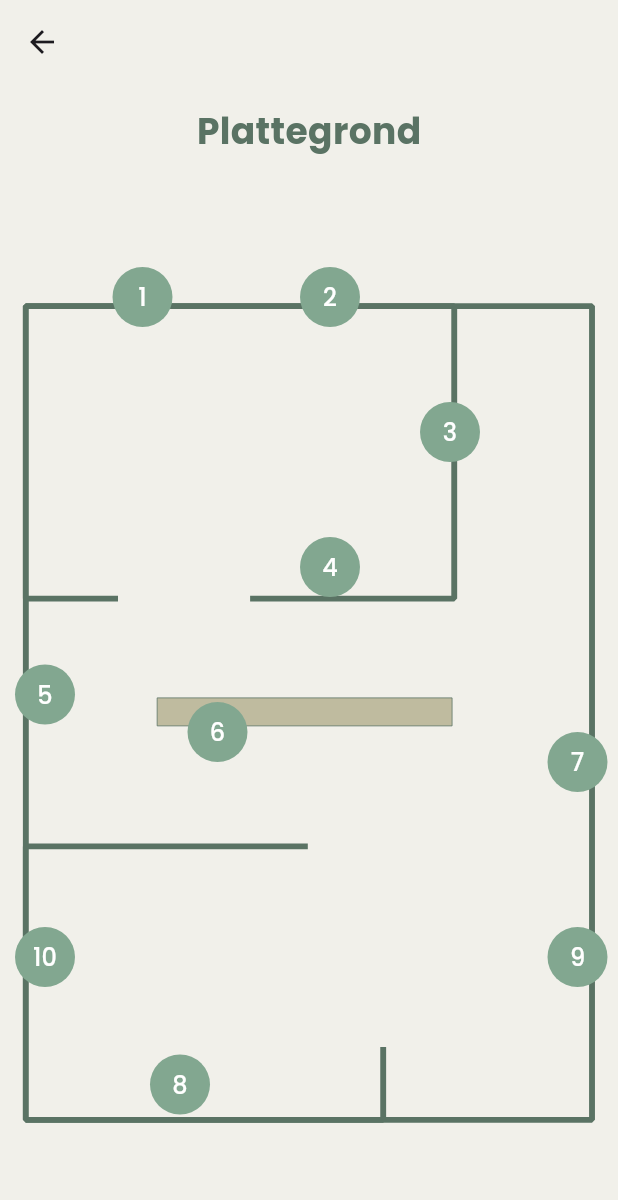
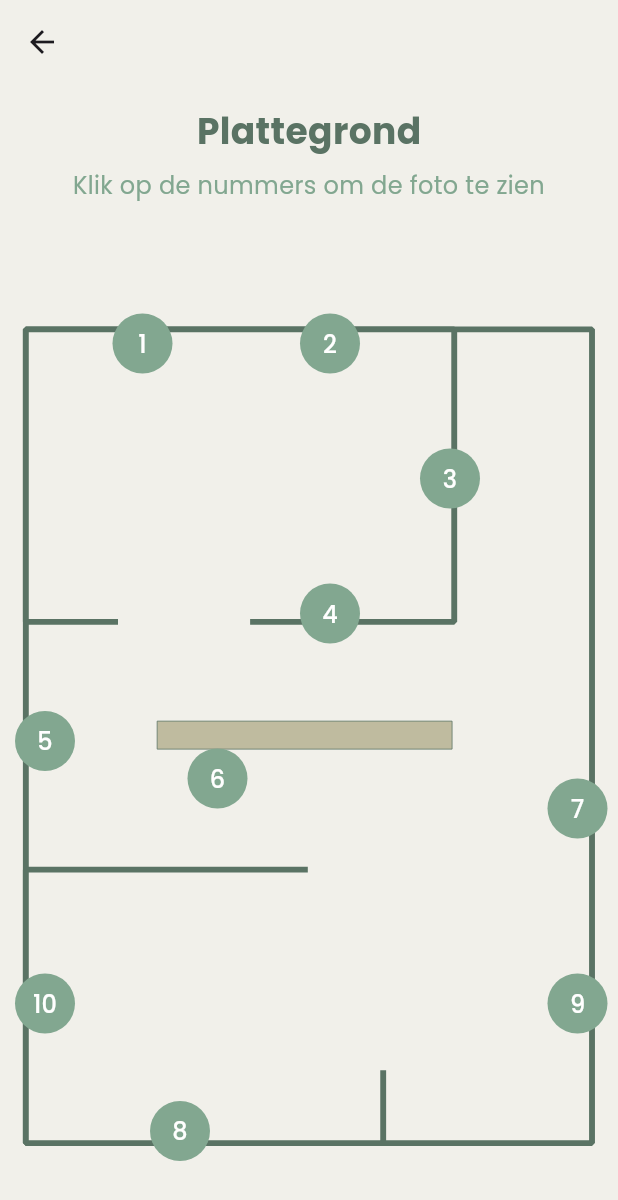
Before and after one commit to elise-halmingh/audiotour_app, a Flutter app: the MapScreen screen opened by its route, on a phone screen of 412 x 824 dp. Shown: the top 1200 px of the screen. Run offline on Flutter 3.47's test engine with Material 3 defaults, Android fonts, the light colour scheme and no system bars; our stand-ins replace flutter_svg, flutter_tts, google_fonts, shared_preferences; missing offline and left inert: mobile_scanner; accounts and stored records are empty.

Commit message:
UI changes en app icon aangepast

```diff
--- a/lib/screens/map_screen.dart
+++ b/lib/screens/map_screen.dart
@@ -45,13 +45,26 @@ class MapScreen extends StatelessWidget {
           const Padding(
             padding: EdgeInsets.all(14.0),
             child: Center(
-              child: Text(
+              child: Column(
+                children: [
+                  Text(
                     'Plattegrond',
                     style: TextStyle(
                       color: Color(0xff5A7364),
                       fontSize: 24,
                       fontWeight: FontWeight.bold,
                     ),
+                  ),
+                  SizedBox(height: 8),
+                  Text(
+                    'Klik op de nummers om de foto te zien',
+                    textAlign: TextAlign.center,
+                    style: TextStyle(
+                      color: Color(0xff82A790),
+                      fontSize: 16,
+                    ),
+                  ),
+                ],
               ),
             ),
           ),
--- a/lib/screens/profile_setup_screen.dart
+++ b/lib/screens/profile_setup_screen.dart
@@ -111,7 +111,7 @@ class _ProfileSetupScreenState extends State<ProfileSetupScreen> {
                   },
                   keyboardType: TextInputType.number,
                   labelStyle: const TextStyle(
-                    fontWeight: FontWeight.bold,
+                    fontWeight: FontWeight.w600,
                   ),
                 ),
                 const SizedBox(height: 30),
--- a/pubspec.yaml
+++ b/pubspec.yaml
@@ -57,7 +57,12 @@ dev_dependencies:
   # package. See that file for information about deactivating specific lint
   # rules and activating additional ones.
   flutter_lints: ^5.0.0
+  flutter_launcher_icons: ^0.13.1
 
+flutter_icons:
+  android: true
+  ios: true
+  image_path: "assets/icon/ExpoSound.png"
 # For information on the generic Dart part of this file, see the
 # following page: https://dart.dev/tools/pub/pubspec
 
@@ -72,6 +77,7 @@ flutter:
     - assets/images/5.JPG
     - assets/photos.json
     - assets/images/plattegrond.svg
+    - assets/icon/ExpoSound.png
   # The following line ensures that the Material Icons font is
   # included with your application, so that you can use the icons in
   # the material Icons class.
```
Also changed, not shown: assets/icon/ExpoSound.png (added), pubspec.lock, 21 other files. Lines whose indentation alone changed are shown as unchanged.
